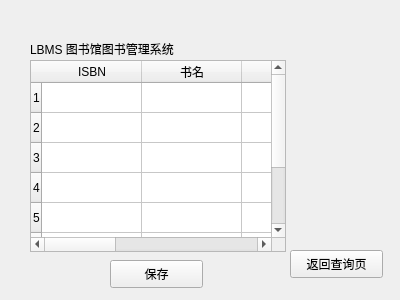
Qt form LBMS/search_book_result_man.ui (Foldblade/LBMS-CPP) before a commit.
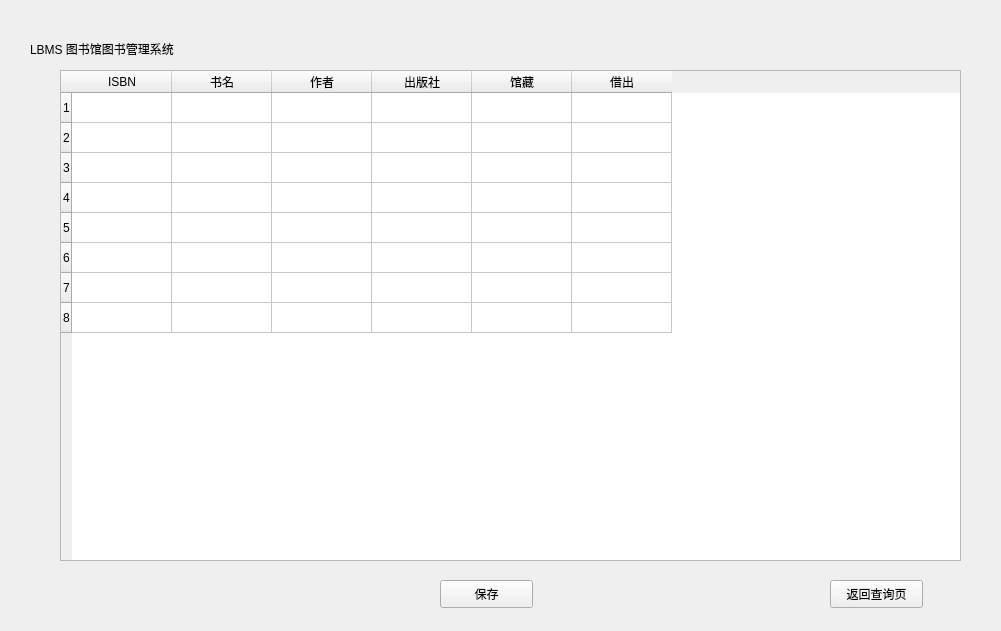
The same form after that commit.

```diff
--- a/LBMS/search_book_result_man.ui
+++ b/LBMS/search_book_result_man.ui
@@ -6,8 +6,8 @@
    <rect>
     <x>0</x>
     <y>0</y>
-    <width>400</width>
-    <height>300</height>
+    <width>1001</width>
+    <height>631</height>
    </rect>
   </property>
   <property name="windowTitle">
@@ -30,8 +30,8 @@
   <widget class="QPushButton" name="return_2">
    <property name="geometry">
     <rect>
-     <x>290</x>
-     <y>250</y>
+     <x>830</x>
+     <y>580</y>
      <width>93</width>
      <height>28</height>
     </rect>
@@ -43,8 +43,8 @@
   <widget class="QPushButton" name="save">
    <property name="geometry">
     <rect>
-     <x>110</x>
-     <y>260</y>
+     <x>440</x>
+     <y>580</y>
      <width>93</width>
      <height>28</height>
     </rect>
@@ -56,10 +56,10 @@
   <widget class="QTableWidget" name="tableWidget">
    <property name="geometry">
     <rect>
-     <x>30</x>
-     <y>60</y>
-     <width>256</width>
-     <height>192</height>
+     <x>60</x>
+     <y>70</y>
+     <width>901</width>
+     <height>491</height>
     </rect>
    </property>
    <row>
```
